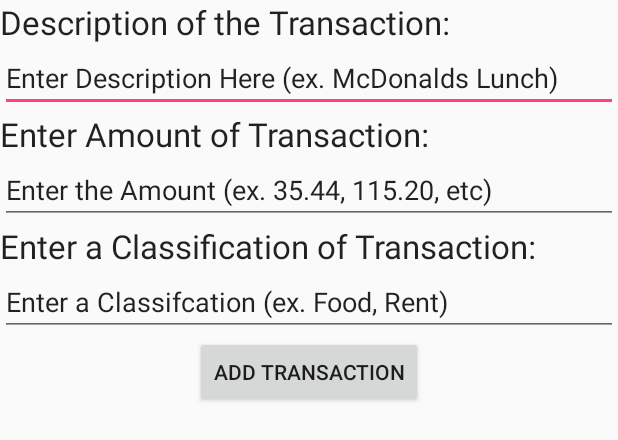
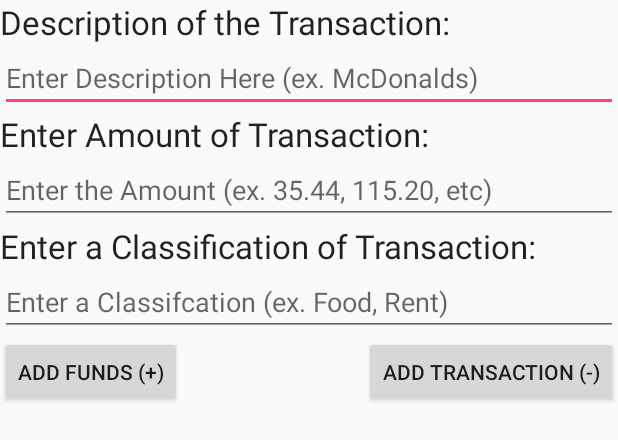
Before and after one commit to kevintone/CheckMyFunds, an Android app: the layout addfunds_layout.xml on its own in the app's theme, with its tools: preview values and no code run, on a phone screen of 412 x 824 dp. Shown: the top 440 px of the screen. Run offline under Robolectric (Android 15) with nearby library versions, the phone set to English and light mode, and no system bars.

```diff
--- a/app/src/main/res/layout/activity_main.xml
+++ b/app/src/main/res/layout/activity_main.xml
@@ -24,11 +24,11 @@
     <include layout="@layout/content_main" />
 
     <android.support.design.widget.FloatingActionButton
-        android:id="@+id/fab"
+        android:id="@+id/btnAddTransaction"
         android:layout_width="wrap_content"
         android:layout_height="wrap_content"
         android:layout_gravity="bottom|end"
         android:layout_margin="@dimen/fab_margin"
-        android:src="@android:drawable/ic_dialog_email" />
+        android:src="@android:drawable/ic_input_add" />
 
 </android.support.design.widget.CoordinatorLayout>
--- a/app/src/main/res/layout/addfunds_layout.xml
+++ b/app/src/main/res/layout/addfunds_layout.xml
@@ -16,7 +16,7 @@
         android:layout_height="wrap_content"
         android:id="@+id/editTextDescription"
         android:layout_gravity="center_horizontal"
-        android:text="Enter Description Here (ex. McDonalds Lunch)"
+        android:hint="Enter Description Here (ex. McDonalds)"
         android:layout_below="@+id/textViewDescription"
         android:layout_alignParentStart="true" />
 
@@ -33,7 +33,8 @@
         android:layout_width="match_parent"
         android:layout_height="wrap_content"
         android:id="@+id/editTextAmountToChange"
-        android:text="Enter the Amount (ex. 35.44, 115.20, etc)"
+        android:hint="Enter the Amount (ex. 35.44, 115.20, etc)"
+        android:inputType="numberDecimal"
         android:layout_below="@+id/textViewAmountToChange"
         android:layout_alignParentStart="true" />
 
@@ -51,17 +52,24 @@
         android:layout_height="wrap_content"
         android:id="@+id/editTextClassText"
         android:layout_gravity="center_horizontal"
-        android:text="Enter a Classifcation (ex. Food, Rent)"
+        android:hint="Enter a Classifcation (ex. Food, Rent)"
         android:layout_below="@+id/textViewClassText"
         android:layout_alignParentStart="true" />
 
     <Button
-        android:marginTop="15dp"
         android:layout_width="wrap_content"
         android:layout_height="wrap_content"
-        android:text="Add Transaction"
+        android:text="Add Transaction (-)"
         android:id="@+id/btnAddTransaction"
         android:layout_below="@+id/editTextClassText"
-        android:layout_centerHorizontal="true" />
+        android:layout_alignParentRight="true" />
+
+    <Button
+        android:layout_width="wrap_content"
+        android:layout_height="wrap_content"
+        android:text="Add Funds (+)"
+        android:id="@+id/btnAddFunds"
+        android:layout_below="@+id/editTextClassText"
+        android:layout_alignParentLeft="true"/>
 
 </RelativeLayout>
--- a/app/src/main/res/layout/content_main.xml
+++ b/app/src/main/res/layout/content_main.xml
@@ -2,7 +2,7 @@
     xmlns:app="http://schemas.android.com/apk/res-auto"
     xmlns:tools="http://schemas.android.com/tools"
     android:id="@+id/fragment"
-    android:name="com.example.kevintone.checkmyfunds.MainActivityFragment"
+    android:name="com.example.kevintone.checkmyfunds.FundOverviewFragment"
     android:layout_width="match_parent"
     android:layout_height="match_parent"
     app:layout_behavior="@string/appbar_scrolling_view_behavior"
```
Also changed, not shown: app/src/main/res/layout/fragment_main.xml (+17 -8 lines), app/src/main/res/layout/fragment_overview_funds.xml (deleted, +0 -13 lines), app/src/main/res/layout/fundoverview_layout.xml (added, +11 -0 lines), app/src/main/res/layout/overview_layout.xml (deleted, +0 -7 lines).
